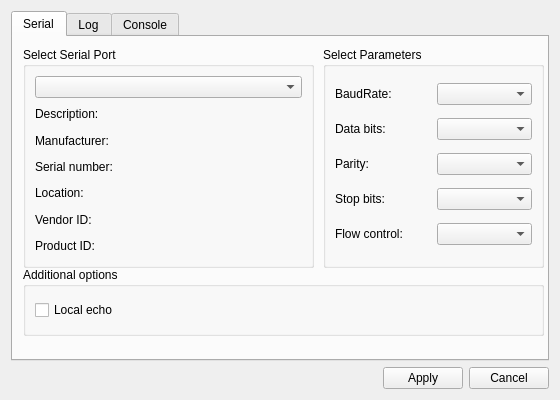
Old version of the form src/settingsdialog.ui in the repository coolshou/qterminal.
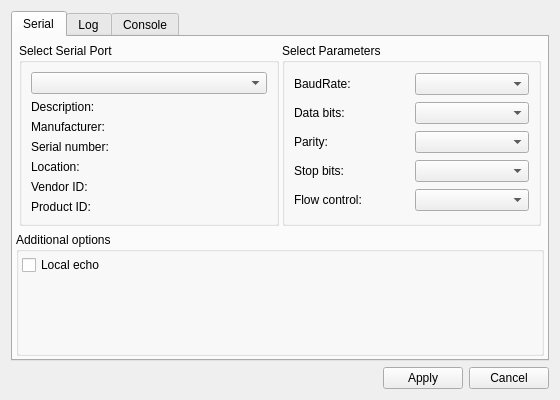
New version of the form. Icons and pictures are not drawn.

Diff of the .ui file:
```diff
--- a/src/settingsdialog.ui
+++ b/src/settingsdialog.ui
@@ -39,15 +39,42 @@
       <attribute name="title">
        <string>Serial</string>
       </attribute>
+      <layout class="QVBoxLayout" name="verticalLayout">
+       <property name="spacing">
+        <number>3</number>
+       </property>
+       <property name="leftMargin">
+        <number>3</number>
+       </property>
+       <property name="topMargin">
+        <number>3</number>
+       </property>
+       <property name="rightMargin">
+        <number>3</number>
+       </property>
+       <property name="bottomMargin">
+        <number>3</number>
+       </property>
+       <item>
+        <widget class="QWidget" name="widget_4" native="true">
+         <layout class="QHBoxLayout" name="horizontalLayout_4">
+          <property name="spacing">
+           <number>3</number>
+          </property>
+          <property name="leftMargin">
+           <number>3</number>
+          </property>
+          <property name="topMargin">
+           <number>3</number>
+          </property>
+          <property name="rightMargin">
+           <number>3</number>
+          </property>
+          <property name="bottomMargin">
+           <number>3</number>
+          </property>
+          <item>
       <widget class="QGroupBox" name="selectBox">
-       <property name="geometry">
-        <rect>
-         <x>10</x>
-         <y>10</y>
-         <width>291</width>
-         <height>221</height>
-        </rect>
-       </property>
        <property name="title">
         <string>Select Serial Port</string>
        </property>
@@ -99,15 +126,9 @@
         </item>
        </layout>
       </widget>
+          </item>
+          <item>
       <widget class="QGroupBox" name="parametersBox">
-       <property name="geometry">
-        <rect>
-         <x>310</x>
-         <y>10</y>
-         <width>221</width>
-         <height>221</height>
-        </rect>
-       </property>
        <property name="title">
         <string>Select Parameters</string>
        </property>
@@ -164,20 +185,35 @@
         </item>
        </layout>
       </widget>
+          </item>
+         </layout>
+        </widget>
+       </item>
+       <item>
       <widget class="QGroupBox" name="additionalOptionsGroupBox">
-       <property name="geometry">
-        <rect>
-         <x>10</x>
-         <y>230</y>
-         <width>521</width>
-         <height>69</height>
-        </rect>
-       </property>
        <property name="title">
         <string>Additional options</string>
        </property>
-       <layout class="QVBoxLayout" name="verticalLayout">
-        <item>
+         <layout class="QFormLayout" name="formLayout_2">
+          <property name="horizontalSpacing">
+           <number>3</number>
+          </property>
+          <property name="verticalSpacing">
+           <number>3</number>
+          </property>
+          <property name="leftMargin">
+           <number>3</number>
+          </property>
+          <property name="topMargin">
+           <number>3</number>
+          </property>
+          <property name="rightMargin">
+           <number>3</number>
+          </property>
+          <property name="bottomMargin">
+           <number>3</number>
+          </property>
+          <item row="0" column="0">
          <widget class="QCheckBox" name="localEchoCheckBox">
           <property name="enabled">
            <bool>true</bool>
@@ -192,6 +228,8 @@
         </item>
        </layout>
       </widget>
+       </item>
+      </layout>
      </widget>
      <widget class="QWidget" name="tab_Log">
       <attribute name="title">
```
Left out of the diff: 45 changed lines with no effect on the pictures. Lines whose indentation alone changed are shown as unchanged.
